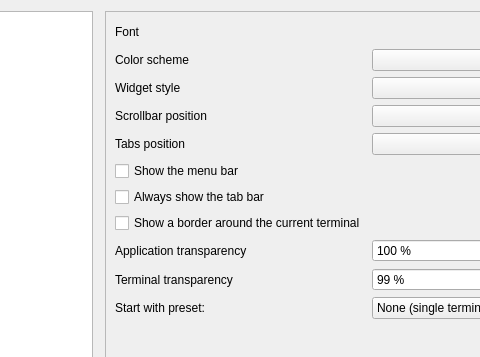
First picture: the form in src/forms/propertiesdialog.ui, repository lxqt/qterminal, before the edit; both pictures show x 98 to 578 and y 0 to 357 of the 713 by 487 pixel window.
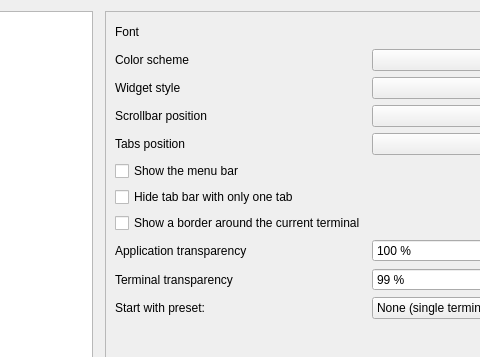
Second picture: the form after the edit.

Commit message: Renamed always show tabs setting.

```diff
--- a/src/forms/propertiesdialog.ui
+++ b/src/forms/propertiesdialog.ui
@@ -134,7 +134,7 @@
        <item row="7" column="0">
         <widget class="QCheckBox" name="alwaysShowTabsCheckBox">
          <property name="text">
-          <string>Always show the tab bar</string>
+          <string>Hide tab bar with only one tab</string>
          </property>
         </widget>
        </item>
```
Left out of the diff: 2 changed lines with no effect on the pictures. The commit also changes 4 other files.
